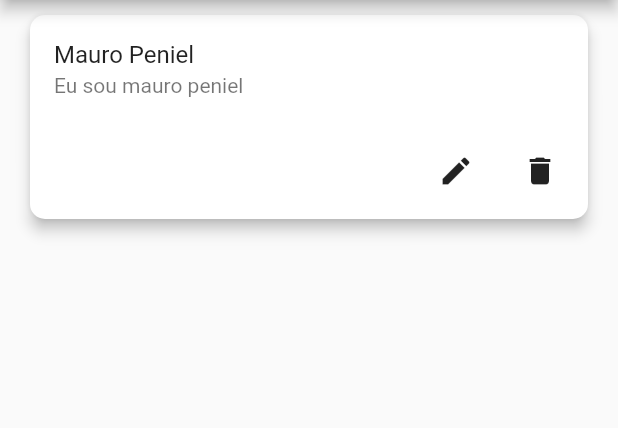
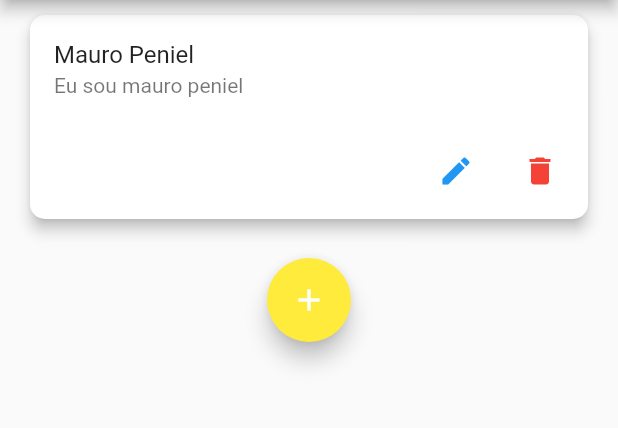
Before and after one commit to restenPiz/Event_app, a Flutter app: the screen it shows after launch, on a phone screen of 412 x 824 dp, the part 84-512 px from its top. Run offline on Flutter 3.47's test engine with Material 2 defaults, Android fonts, the phone set to English and light mode, and no system bars.

Commit message:
Add some updates in the application

```diff
--- a/event_app/lib/screens/index.dart
+++ b/event_app/lib/screens/index.dart
@@ -33,23 +33,40 @@ class index extends StatelessWidget {
                       subtitle: Text('Eu sou mauro peniel'),
                     ),
                     ButtonBar(
-                        children: [
-                          IconButton(
+                      alignment: MainAxisAlignment.end, // Alinhar à esquerda
+                      children: [
+                        Align(
+                          alignment: Alignment.centerLeft, // Alinhar o ícone à esquerda
+                          child: IconButton(
                             icon: Icon(Icons.edit),
+                            color: Colors.blue,
                             onPressed: () {
-
+                              // Lógica de edição
                             },
                           ),
-                          IconButton(
+                        ),
+                        Align(
+                          alignment: Alignment.topRight, // Alinhar o ícone à esquerda
+                          child: IconButton(
                             icon: Icon(Icons.delete),
+                            color: Colors.red,
                             onPressed: () {
-
+                              // Lógica de exclusão
                             },
                           ),
-                        ],
-                      ),
+                        ),
+                      ],
+                    ),
                   ],
                 ),
+              ),
+              SizedBox(height: 16),
+              FloatingActionButton(
+                onPressed: () {
+                  // Lógica do botão flutuante
+                },
+                child: Icon(Icons.add),
+                backgroundColor: Colors.yellow,
               ),
             ],
           ),
```
